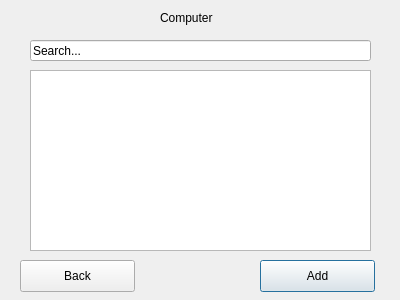
Before: the Qt Designer form computerbase.ui in AndriM/Vika3, drawn with Qt 5.
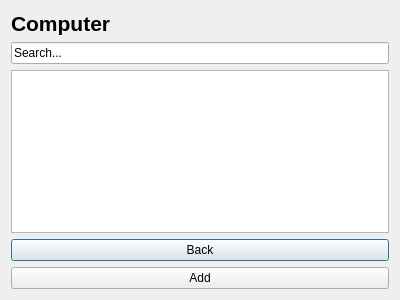
After: the same form once the commit is applied.

Patch:
```diff
--- a/computerbase.ui
+++ b/computerbase.ui
@@ -13,68 +13,49 @@
   <property name="windowTitle">
    <string>Dialog</string>
   </property>
+  <property name="autoFillBackground">
+   <bool>false</bool>
+  </property>
+  <layout class="QVBoxLayout" name="verticalLayout">
+   <item>
   <widget class="QLabel" name="computerLabel">
-   <property name="geometry">
-    <rect>
-     <x>160</x>
-     <y>10</y>
-     <width>71</width>
-     <height>16</height>
-    </rect>
+     <property name="font">
+      <font>
+       <pointsize>16</pointsize>
+       <weight>75</weight>
+       <bold>true</bold>
+      </font>
    </property>
    <property name="text">
     <string>Computer</string>
    </property>
   </widget>
-  <widget class="QTableWidget" name="tableWidget">
-   <property name="geometry">
-    <rect>
-     <x>30</x>
-     <y>70</y>
-     <width>341</width>
-     <height>181</height>
-    </rect>
-   </property>
-  </widget>
-  <widget class="QPushButton" name="pushButton">
-   <property name="geometry">
-    <rect>
-     <x>260</x>
-     <y>260</y>
-     <width>115</width>
-     <height>32</height>
-    </rect>
-   </property>
-   <property name="text">
-    <string>Add</string>
-   </property>
-  </widget>
-  <widget class="QPushButton" name="pushButton_2">
-   <property name="geometry">
-    <rect>
-     <x>20</x>
-     <y>260</y>
-     <width>115</width>
-     <height>32</height>
-    </rect>
-   </property>
-   <property name="text">
-    <string>Back</string>
-   </property>
-  </widget>
+   </item>
+   <item>
   <widget class="QLineEdit" name="lineEdit">
-   <property name="geometry">
-    <rect>
-     <x>30</x>
-     <y>40</y>
-     <width>341</width>
-     <height>21</height>
-    </rect>
-   </property>
    <property name="text">
     <string>Search...</string>
    </property>
   </widget>
+   </item>
+   <item>
+    <widget class="QTableWidget" name="tableWidget"/>
+   </item>
+   <item>
+    <widget class="QPushButton" name="pushButton_2">
+     <property name="text">
+      <string>Back</string>
+     </property>
+    </widget>
+   </item>
+   <item>
+    <widget class="QPushButton" name="pushButton">
+     <property name="text">
+      <string>Add</string>
+     </property>
+    </widget>
+   </item>
+  </layout>
  </widget>
  <resources/>
  <connections/>
```
Left out of the diff: 3 changed lines with no effect on the pictures. Lines whose indentation alone changed are shown as unchanged.
